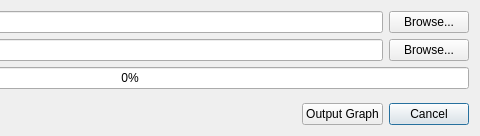
Old version of the form UI/from_hdf5.ui in the repository slgao/ProcessVDO; both pictures show x 220 to 700 and y 0 to 136 of the 700 by 136 pixel window.
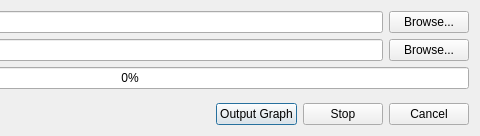
New version of the form.

Commit message: create a thread to process hdf5 to graph on FH5Window Dialog window.

```diff
--- a/UI/from_hdf5.ui
+++ b/UI/from_hdf5.ui
@@ -16,13 +16,6 @@
   <layout class="QGridLayout" name="gridLayout_2">
    <item row="2" column="0">
     <layout class="QGridLayout" name="gridLayout_3">
-     <item row="3" column="2">
-      <widget class="QPushButton" name="cancel_btn">
-       <property name="text">
-        <string>Cancel</string>
-       </property>
-      </widget>
-     </item>
      <item row="3" column="1">
       <widget class="QPushButton" name="out_graph_btn">
        <property name="text">
@@ -43,6 +36,13 @@
        </property>
       </spacer>
      </item>
+     <item row="3" column="3">
+      <widget class="QPushButton" name="cancel_btn">
+       <property name="text">
+        <string>Cancel</string>
+       </property>
+      </widget>
+     </item>
      <item row="2" column="0">
       <spacer name="verticalSpacer">
        <property name="orientation">
@@ -56,6 +56,13 @@
        </property>
       </spacer>
      </item>
+     <item row="3" column="2">
+      <widget class="QPushButton" name="stop_btn">
+       <property name="text">
+        <string>Stop</string>
+       </property>
+      </widget>
+     </item>
     </layout>
    </item>
    <item row="0" column="0">
```
The commit also changes 3 other files.
